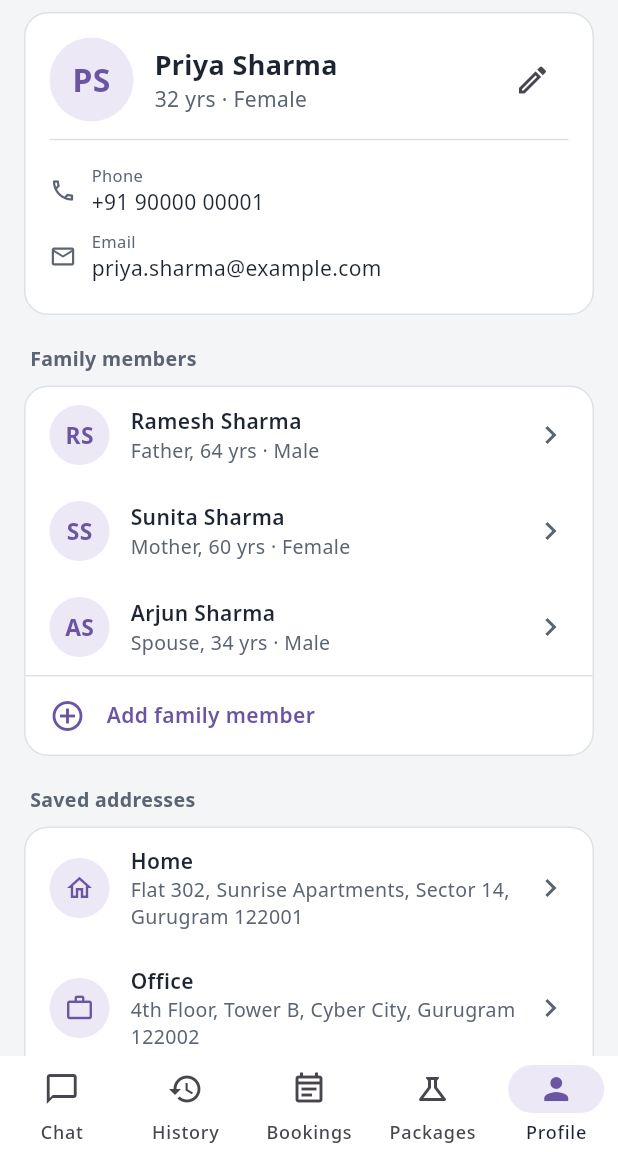
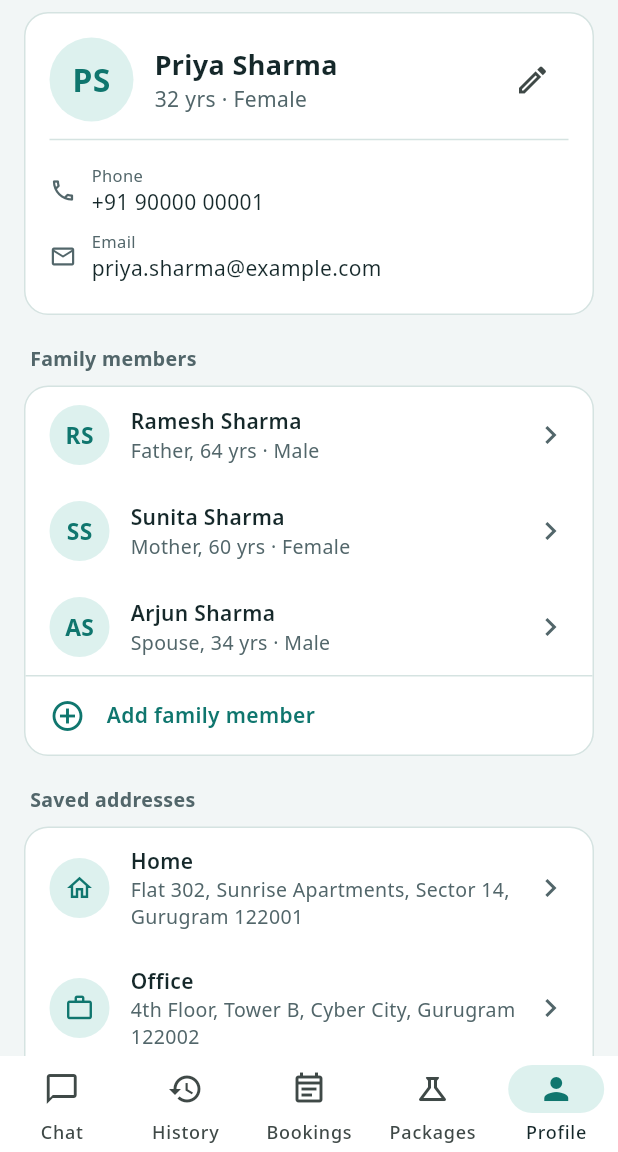
Before and after one commit to AmanSikarwar/booking-bot, a Flutter app: the screen it shows after launch, item 5 of the bottom bar chosen, on a phone screen of 412 x 824 dp, the part 84-1236 px from its top. Run offline on Flutter 3.47's test engine with Material 3 defaults, Android fonts, the phone set to English and light mode, and no system bars; our stand-ins replace connectivity_plus, drift, drift_flutter, flutter_animate, flutter_bloc, freezed_annotation and 5 more; missing offline and left inert: fetch_client, flutter_chat_core, flutter_chat_ui, slang; accounts and stored records are empty; generated files the repository leaves out were written again; network calls fail.

Commit message:
style(app): teal colour scheme

```diff
--- a/app/lib/core/app_shell.dart
+++ b/app/lib/core/app_shell.dart
@@ -26,7 +26,7 @@ class AppShell extends StatelessWidget {
           ? NavigationBar(
               selectedIndex: index,
               backgroundColor: Palette.surface,
-              indicatorColor: Palette.lavenderSoft,
+              indicatorColor: Palette.tealSoft,
               height: 64,
               onDestinationSelected: (i) => switch (i) {
                 0 => const ChatRoute().go(context),
@@ -38,27 +38,27 @@ class AppShell extends StatelessWidget {
               destinations: [
                 NavigationDestination(
                   icon: const Icon(Icons.chat_bubble_outline),
-                  selectedIcon: const Icon(Icons.chat_bubble, color: Palette.lavender),
+                  selectedIcon: const Icon(Icons.chat_bubble, color: Palette.teal),
                   label: t.chat,
                 ),
                 NavigationDestination(
                   icon: const Icon(Icons.history),
-                  selectedIcon: const Icon(Icons.history, color: Palette.lavender),
+                  selectedIcon: const Icon(Icons.history, color: Palette.teal),
                   label: t.history,
                 ),
                 NavigationDestination(
                   icon: const Icon(Icons.event_note_outlined),
-                  selectedIcon: const Icon(Icons.event_note, color: Palette.lavender),
+                  selectedIcon: const Icon(Icons.event_note, color: Palette.teal),
                   label: t.bookings,
                 ),
                 NavigationDestination(
                   icon: const Icon(Icons.science_outlined),
-                  selectedIcon: const Icon(Icons.science, color: Palette.lavender),
+                  selectedIcon: const Icon(Icons.science, color: Palette.teal),
                   label: t.packages,
                 ),
                 NavigationDestination(
                   icon: const Icon(Icons.person_outline),
-                  selectedIcon: const Icon(Icons.person, color: Palette.lavender),
+                  selectedIcon: const Icon(Icons.person, color: Palette.teal),
                   label: t.profile,
                 ),
               ],
--- a/app/lib/core/theme.dart
+++ b/app/lib/core/theme.dart
@@ -3,13 +3,13 @@ import 'package:material_ui/material_ui.dart';
 import '../gen/fonts.gen.dart';
 
 abstract final class Palette {
-  static const ink = Color(0xFF1E2532);
-  static const inkMuted = Color(0xFF5B6472);
-  static const paper = Color(0xFFF3F5F7);
+  static const ink = Color(0xFF15282A);
+  static const inkMuted = Color(0xFF52666A);
+  static const paper = Color(0xFFF2F6F6);
   static const surface = Color(0xFFFFFFFF);
-  static const line = Color(0xFFDDE2E8);
-  static const lavender = Color(0xFF6B55A3);
-  static const lavenderSoft = Color(0xFFECE8F6);
+  static const line = Color(0xFFD5E3E1);
+  static const teal = Color(0xFF0F766E);
+  static const tealSoft = Color(0xFFDDF1EE);
   static const urgent = Color(0xFFB42318);
   static const crisis = Color(0xFF2F5DA8);
   static const success = Color(0xFF1F7A4D);
@@ -48,8 +48,8 @@ List<Tube> tubesFor(List<String> tests) {
 
 ThemeData buildTheme() {
   final scheme = ColorScheme.fromSeed(
-    seedColor: Palette.lavender,
-    primary: Palette.lavender,
+    seedColor: Palette.teal,
+    primary: Palette.teal,
     surface: Palette.surface,
     onSurface: Palette.ink,
     error: Palette.urgent,
@@ -94,7 +94,7 @@ ThemeData buildTheme() {
     inputDecorationTheme: InputDecorationTheme(
       border: _pill(Palette.line),
       enabledBorder: _pill(Palette.line),
-      focusedBorder: _pill(Palette.lavender, width: 1.5),
+      focusedBorder: _pill(Palette.teal, width: 1.5),
     ),
     chipTheme: base.chipTheme.copyWith(
       side: const BorderSide(color: Palette.line),
--- a/app/lib/features/chat/presentation/booking_form.dart
+++ b/app/lib/features/chat/presentation/booking_form.dart
@@ -125,12 +125,12 @@ class _BookingFormViewState extends State<BookingFormView> {
         children: [
           Row(
             children: [
-              const Icon(Icons.home_outlined, color: Palette.lavender, size: 20),
+              const Icon(Icons.home_outlined, color: Palette.teal, size: 20),
               const SizedBox(width: 8),
               Flexible(
                 child: Text(
                   t.title,
-                  style: const TextStyle(fontWeight: FontWeight.w600, color: Palette.lavender),
+                  style: const TextStyle(fontWeight: FontWeight.w600, color: Palette.teal),
                 ),
               ),
             ],
@@ -338,7 +338,7 @@ class _BookingFormViewState extends State<BookingFormView> {
     ),
     focusedBorder: OutlineInputBorder(
       borderRadius: BorderRadius.circular(12),
-      borderSide: const BorderSide(color: Palette.lavender, width: 1.5),
+      borderSide: const BorderSide(color: Palette.teal, width: 1.5),
     ),
   );
 }
--- a/app/lib/features/chat/presentation/cards.dart
+++ b/app/lib/features/chat/presentation/cards.dart
@@ -309,7 +309,7 @@ class SlotsCardView extends StatelessWidget {
             children: [
               for (final s in offer.alternatives)
                 ActionChip(
-                  avatar: const Icon(Icons.schedule, size: 16, color: Palette.lavender),
+                  avatar: const Icon(Icons.schedule, size: 16, color: Palette.teal),
                   label: Text(
                     '${dateLabel(context, s.date)} · ${windowLabel(context, s.timeWindow)}',
                   ),
--- a/app/lib/features/profile/profile_screen.dart
+++ b/app/lib/features/profile/profile_screen.dart
@@ -34,14 +34,10 @@ class ProfileAvatar extends StatelessWidget {
       width: size,
       height: size,
       alignment: Alignment.center,
-      decoration: const BoxDecoration(color: Palette.lavenderSoft, shape: BoxShape.circle),
+      decoration: const BoxDecoration(color: Palette.tealSoft, shape: BoxShape.circle),
       child: Text(
         initials(name),
-        style: TextStyle(
-          color: Palette.lavender,
-          fontWeight: FontWeight.w700,
-          fontSize: size * 0.38,
-        ),
+        style: TextStyle(color: Palette.teal, fontWeight: FontWeight.w700, fontSize: size * 0.38),
       ),
     ),
   );
@@ -152,7 +148,7 @@ class ProfileScreen extends StatelessWidget {
                               width: 40,
                               height: 40,
                               decoration: const BoxDecoration(
-                                color: Palette.lavenderSoft,
+                                color: Palette.tealSoft,
                                 shape: BoxShape.circle,
                               ),
                               child: Icon(
@@ -161,7 +157,7 @@ class ProfileScreen extends StatelessWidget {
                                   'office' || 'work' || 'ऑफ़िस' => Icons.work_outline,
                                   _ => Icons.place_outlined,
                                 },
-                                color: Palette.lavender,
+                                color: Palette.teal,
                                 size: 20,
                               ),
                             ),
@@ -205,13 +201,13 @@ class ProfileScreen extends StatelessWidget {
                   Container(
                     padding: const EdgeInsets.all(12),
                     decoration: BoxDecoration(
-                      color: Palette.lavenderSoft,
+                      color: Palette.tealSoft,
                       borderRadius: BorderRadius.circular(12),
                     ),
                     child: Row(
                       crossAxisAlignment: CrossAxisAlignment.start,
                       children: [
-                        const Icon(Icons.shield_outlined, size: 18, color: Palette.lavender),
+                        const Icon(Icons.shield_outlined, size: 18, color: Palette.teal),
                         const SizedBox(width: 8),
                         Expanded(
                           child: Text(
@@ -504,7 +500,7 @@ InputDecoration _decoration(String label, String? error) => InputDecoration(
   ),
   focusedBorder: OutlineInputBorder(
     borderRadius: BorderRadius.circular(12),
-    borderSide: const BorderSide(color: Palette.lavender, width: 1.5),
+    borderSide: const BorderSide(color: Palette.teal, width: 1.5),
   ),
 );
 
@@ -696,12 +692,12 @@ class _AddTile extends StatelessWidget {
       padding: const EdgeInsets.symmetric(horizontal: 16, vertical: 14),
       child: Row(
         children: [
-          const Icon(Icons.add_circle_outline, color: Palette.lavender),
+          const Icon(Icons.add_circle_outline, color: Palette.teal),
           const SizedBox(width: 14),
           Expanded(
             child: Text(
               label,
-              style: const TextStyle(fontWeight: FontWeight.w600, color: Palette.lavender),
+              style: const TextStyle(fontWeight: FontWeight.w600, color: Palette.teal),
             ),
           ),
         ],
```
Also changed, not shown: app/lib/features/chat/presentation/bubbles.dart (+9 -12 lines), app/lib/features/chat/presentation/chat_screen.dart (+7 -7 lines), app/lib/features/chat/presentation/package_card.dart (+9 -13 lines), app/lib/features/history/history.dart (+5 -5 lines), 1 other file.
